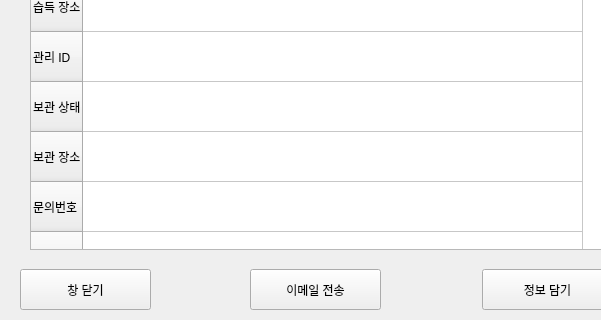
First picture: the form in 개발 공간/GUI/founds_detail_menu.ui, repository batherit/ScriptProject, before the edit; both pictures show x 0 to 601 and y 211 to 531 of the 935 by 531 pixel window.
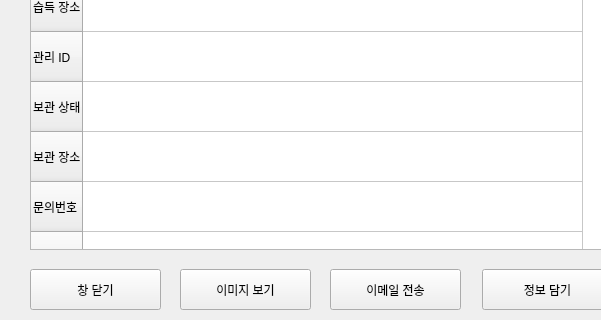
Second picture: the form after the edit.

```diff
--- a/개발 공간/GUI/founds_detail_menu.ui
+++ b/개발 공간/GUI/founds_detail_menu.ui
@@ -100,7 +100,7 @@
   <widget class="QPushButton" name="pushButton">
    <property name="geometry">
     <rect>
-     <x>250</x>
+     <x>330</x>
      <y>480</y>
      <width>131</width>
      <height>41</height>
@@ -113,7 +113,7 @@
   <widget class="QPushButton" name="pushButton_2">
    <property name="geometry">
     <rect>
-     <x>20</x>
+     <x>30</x>
      <y>480</y>
      <width>131</width>
      <height>41</height>
@@ -195,6 +195,19 @@
     <string>정보 목록 이메일 전송</string>
    </property>
   </widget>
+  <widget class="QPushButton" name="pushButton_5">
+   <property name="geometry">
+    <rect>
+     <x>180</x>
+     <y>480</y>
+     <width>131</width>
+     <height>41</height>
+    </rect>
+   </property>
+   <property name="text">
+    <string>이미지 보기</string>
+   </property>
+  </widget>
  </widget>
  <resources/>
  <connections>
```
Left out of the diff: 19 changed lines with no effect on the pictures.
